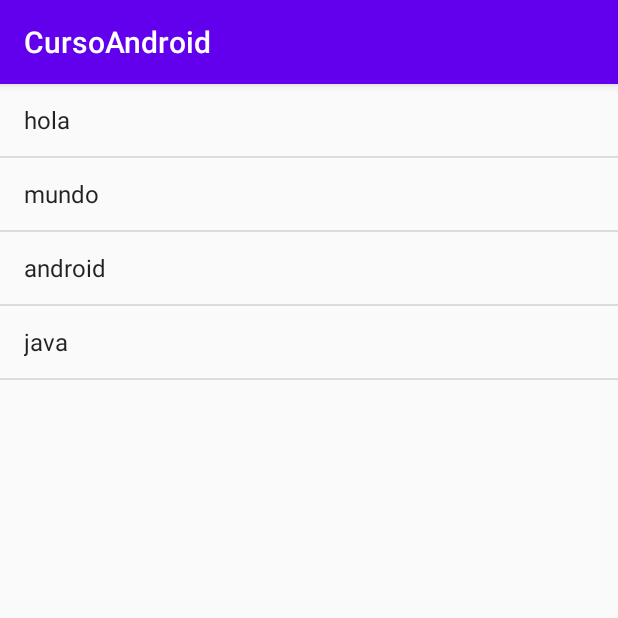
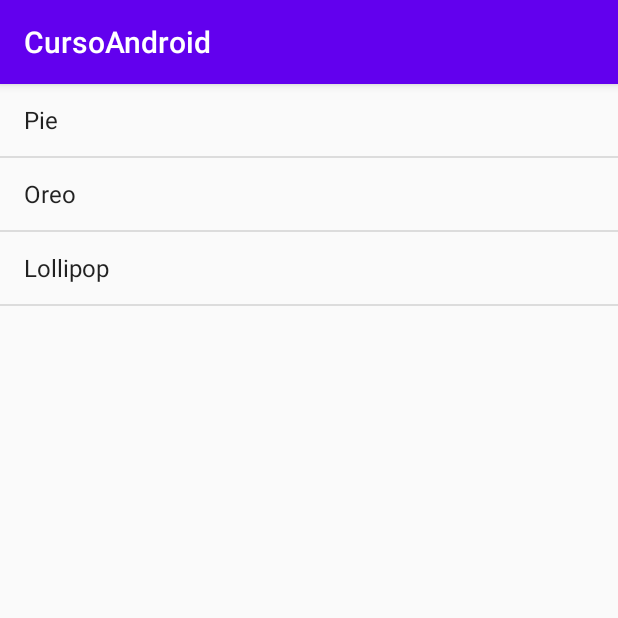
Before and after one commit to fdol1/CursoAndroidOld, an Android app: the HomeActivity screen opened directly, with no data from a screen before it, on a phone screen of 412 x 824 dp, the top half of it. Run offline under Robolectric (Android 15) with nearby library versions, the phone set to English and light mode, and no system bars; 1 statement that could not run was skipped.

```diff
--- a/app/src/main/java/com/example/lfpu/cursoandroid/HomeActivity.java
+++ b/app/src/main/java/com/example/lfpu/cursoandroid/HomeActivity.java
@@ -3,14 +3,18 @@ package com.example.lfpu.cursoandroid;
 import androidx.appcompat.app.AppCompatActivity;
 
 import android.os.Bundle;
+import android.util.Log;
+import android.view.View;
+import android.widget.AdapterView;
 import android.widget.ArrayAdapter;
 import android.widget.ListView;
 import android.widget.TextView;
+import android.widget.Toast;
 
 import java.util.ArrayList;
 import java.util.List;
 
-public class HomeActivity extends AppCompatActivity {
+public class HomeActivity extends AppCompatActivity implements AdapterView.OnItemClickListener {
 
     ListView lstLista;
     List<String> lstAndroidVersion;
@@ -26,15 +30,21 @@ public class HomeActivity extends AppCompatActivity {
         lstLista = findViewById(R.id.lst_lista);
 
         lstAndroidVersion = new ArrayList<>();
-        lstAndroidVersion.add("hola");
-        lstAndroidVersion.add("mundo");
-        lstAndroidVersion.add("android");
-        lstAndroidVersion.add("java");
+        lstAndroidVersion.add("Pie");
+        lstAndroidVersion.add("Oreo");
+        lstAndroidVersion.add("Lollipop");
 
         ArrayAdapter arrayAdapter = new ArrayAdapter(
                 this,android.R.layout.simple_list_item_1,lstAndroidVersion);
 
         lstLista.setAdapter(arrayAdapter);
 
+        lstLista.setOnItemClickListener(this);
+
+    }
+
+    @Override
+    public void onItemClick(AdapterView<?> parent, View view, int position, long id) {
+        Log.i("APP",lstAndroidVersion.get(position));
     }
 }
```
